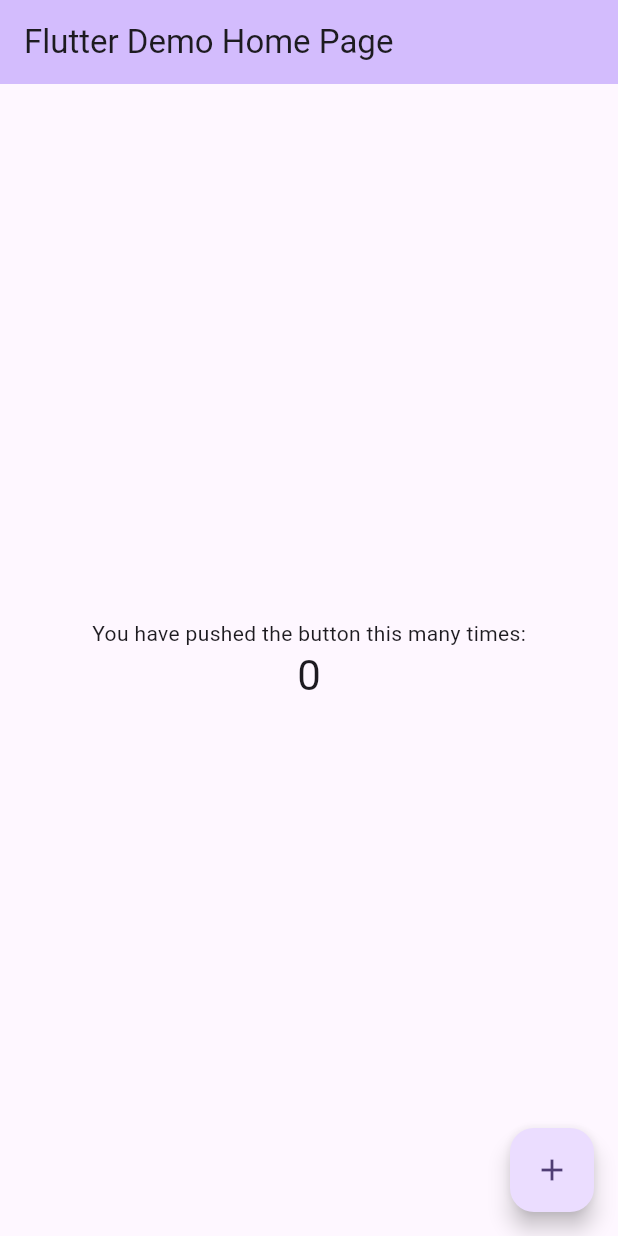
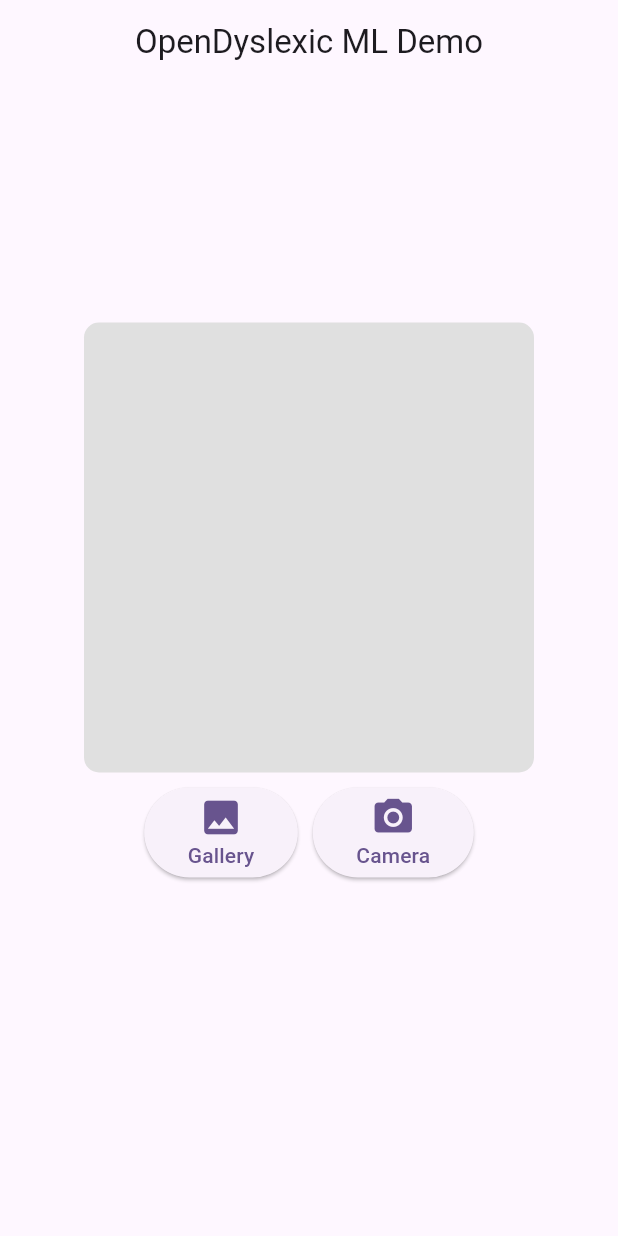
Before and after one commit to ricky-kiva/flut-opendyslexic-mlkit, a Flutter app: the screen it shows after launch, on a phone screen of 412 x 824 dp. Run offline on Flutter 3.47's test engine with Material 3 defaults, Android fonts, the phone set to English and light mode, and no system bars; our stand-ins replace image_picker; missing offline and left inert: google_mlkit_text_recognition.

Commit message:
feat(main): impl. text recognization func.

```diff
--- a/lib/main.dart
+++ b/lib/main.dart
@@ -1,4 +1,8 @@
+import 'dart:io';
+
 import 'package:flutter/material.dart';
+import 'package:google_mlkit_text_recognition/google_mlkit_text_recognition.dart';
+import 'package:image_picker/image_picker.dart';
 
 void main() {
   runApp(const MyApp());
@@ -7,119 +11,173 @@ void main() {
 class MyApp extends StatelessWidget {
   const MyApp({super.key});
 
-  // This widget is the root of your application.
   @override
   Widget build(BuildContext context) {
     return MaterialApp(
-      title: 'Flutter Demo',
+      debugShowCheckedModeBanner: false,
       theme: ThemeData(
-        // This is the theme of your application.
-        //
-        // TRY THIS: Try running your application with "flutter run". You'll see
-        // the application has a blue toolbar. Then, without quitting the app,
-        // try changing the seedColor in the colorScheme below to Colors.green
-        // and then invoke "hot reload" (save your changes or press the "hot
-        // reload" button in a Flutter-supported IDE, or press "r" if you used
-        // the command line to start the app).
-        //
-        // Notice that the counter didn't reset back to zero; the application
-        // state is not lost during the reload. To reset the state, use hot
-        // restart instead.
-        //
-        // This works for code too, not just values: Most code changes can be
-        // tested with just a hot reload.
         colorScheme: ColorScheme.fromSeed(seedColor: Colors.deepPurple),
         useMaterial3: true,
       ),
-      home: const MyHomePage(title: 'Flutter Demo Home Page'),
+      home: const MyHomePage(),
     );
   }
 }
 
 class MyHomePage extends StatefulWidget {
-  const MyHomePage({super.key, required this.title});
-
-  // This widget is the home page of your application. It is stateful, meaning
-  // that it has a State object (defined below) that contains fields that affect
-  // how it looks.
-
-  // This class is the configuration for the state. It holds the values (in this
-  // case the title) provided by the parent (in this case the App widget) and
-  // used by the build method of the State. Fields in a Widget subclass are
-  // always marked "final".
-
-  final String title;
+  const MyHomePage({super.key});
 
   @override
   State<MyHomePage> createState() => _MyHomePageState();
 }
 
 class _MyHomePageState extends State<MyHomePage> {
-  int _counter = 0;
+  bool textIsScanning = false;
+  XFile? imageFile;
+  String scannedText = "";
 
-  void _incrementCounter() {
-    setState(() {
-      // This call to setState tells the Flutter framework that something has
-      // changed in this State, which causes it to rerun the build method below
-      // so that the display can reflect the updated values. If we changed
-      // _counter without calling setState(), then the build method would not be
-      // called again, and so nothing would appear to happen.
-      _counter++;
-    });
+  @override
+  Widget build(BuildContext context) {
+    return Scaffold(
+      appBar: AppBar(
+        centerTitle: true,
+        title: const Text("OpenDyslexic ML Demo"),
+      ),
+      body: Center(
+        child: SingleChildScrollView(
+          child: Container(
+            margin: const EdgeInsets.all(20),
+            child: Column(
+              crossAxisAlignment: CrossAxisAlignment.center,
+              children: [
+                if (textIsScanning)
+                  const CircularProgressIndicator(),
+                if (!textIsScanning && imageFile == null)
+                  Container(
+                    width: 300,
+                    height: 300,
+                    decoration: BoxDecoration(
+                      color: Colors.grey[300],
+                      borderRadius: BorderRadius.circular(10)
+                    ),
+                  ),
+                if (imageFile != null)
+                  Image.file(File(imageFile!.path)),
+                Row(
+                  mainAxisAlignment: MainAxisAlignment.center,
+                  children: [
+                    Container(
+                      margin: const EdgeInsets.symmetric(horizontal: 5),
+                      padding: const EdgeInsets.only(top: 10),
+                      child: ElevatedButton(
+                        onPressed: () {
+                          getImage(ImageSource.gallery);
+                        },
+                        child: Container(
+                          margin: const EdgeInsets.symmetric(
+                            vertical: 5,
+                            horizontal: 5,
+                          ),
+                          child: const Column(
+                            mainAxisSize: MainAxisSize.min,
+                            children: [
+                              Icon(
+                                Icons.image,
+                                size: 30,
+                              ),
+                              Text("Gallery")
+                            ],
+                          ),
+                        ),
+                      ),
+                    ),
+                    Container(
+                      margin: const EdgeInsets.symmetric(horizontal: 5),
+                      padding: const EdgeInsets.only(top: 10),
+                      child: ElevatedButton(
+                        onPressed: () {
+                          getImage(ImageSource.camera);
+                        },
+                        child: Container(
+                          margin: const EdgeInsets.symmetric(
+                            vertical: 5,
+                            horizontal: 5,
+                          ),
+                          child: const Column(
+                            mainAxisSize: MainAxisSize.min,
+                            children: [
+                              Icon(
+                                Icons.camera_alt,
+                                size: 30
+                              ),
+                              Text("Camera")
+                            ],
+                          ),
+                        ),
+                      ),
+                    )
+                  ],
+                ),
+                const SizedBox(
+                  height: 20,
+                ),
+                Container(
+                  margin: const EdgeInsets.all(20),
+                  child: Text(
+                    scannedText,
+                    style: const TextStyle(
+                      fontFamily: 'OpenDyslexic3'
+                    ),
+                  ),
+                )
+              ],
+            ),
+          ),
+        ),
+      ),
+    );
+  }
+
+  void getImage(ImageSource source) async {
+    try {
+      final pickedImage = await ImagePicker().pickImage(source: source);
+
+      if (pickedImage != null) {
+        textIsScanning = true;
+        imageFile = pickedImage;
+        setState(() {});
+        getRecognizedText(pickedImage);
+      }
+    } catch (e) {
+      textIsScanning = false;
+      imageFile = null;
+      scannedText = "Error occurred while scanning.";
+      setState(() {});
+    }
+  }
+
+  void getRecognizedText(XFile img) async {
+    final inputImage = InputImage.fromFilePath(img.path);
+    final textRecognizer = TextRecognizer();
+
+    RecognizedText recognizedText = await textRecognizer
+        .processImage(inputImage);
+
+    await textRecognizer.close();
+
+    scannedText = "";
+    for (TextBlock block in recognizedText.blocks) {
+      for (TextLine line in block.lines) {
+        scannedText += '${line.text}\n';
+      }
+    }
+
+    textIsScanning = false;
+    setState(() {});
   }
 
   @override
-  Widget build(BuildContext context) {
-    // This method is rerun every time setState is called, for instance as done
-    // by the _incrementCounter method above.
-    //
-    // The Flutter framework has been optimized to make rerunning build methods
-    // fast, so that you can just rebuild anything that needs updating rather
-    // than having to individually change instances of widgets.
-    return Scaffold(
-      appBar: AppBar(
-        // TRY THIS: Try changing the color here to a specific color (to
-        // Colors.amber, perhaps?) and trigger a hot reload to see the AppBar
-        // change color while the other colors stay the same.
-        backgroundColor: Theme.of(context).colorScheme.inversePrimary,
-        // Here we take the value from the MyHomePage object that was created by
-        // the App.build method, and use it to set our appbar title.
-        title: Text(widget.title),
-      ),
-      body: Center(
-        // Center is a layout widget. It takes a single child and positions it
-        // in the middle of the parent.
-        child: Column(
-          // Column is also a layout widget. It takes a list of children and
-          // arranges them vertically. By default, it sizes itself to fit its
-          // children horizontally, and tries to be as tall as its parent.
-          //
-          // Column has various properties to control how it sizes itself and
-          // how it positions its children. Here we use mainAxisAlignment to
-          // center the children vertically; the main axis here is the vertical
-          // axis because Columns are vertical (the cross axis would be
-          // horizontal).
-          //
-          // TRY THIS: Invoke "debug painting" (choose the "Toggle Debug Paint"
-          // action in the IDE, or press "p" in the console), to see the
-          // wireframe for each widget.
-          mainAxisAlignment: MainAxisAlignment.center,
-          children: <Widget>[
-            const Text(
-              'You have pushed the button this many times:',
-            ),
-            Text(
-              '$_counter',
-              style: Theme.of(context).textTheme.headlineMedium,
-            ),
-          ],
-        ),
-      ),
-      floatingActionButton: FloatingActionButton(
-        onPressed: _incrementCounter,
-        tooltip: 'Increment',
-        child: const Icon(Icons.add),
-      ), // This trailing comma makes auto-formatting nicer for build methods.
-    );
+  void initState() {
+    super.initState();
   }
 }
```
